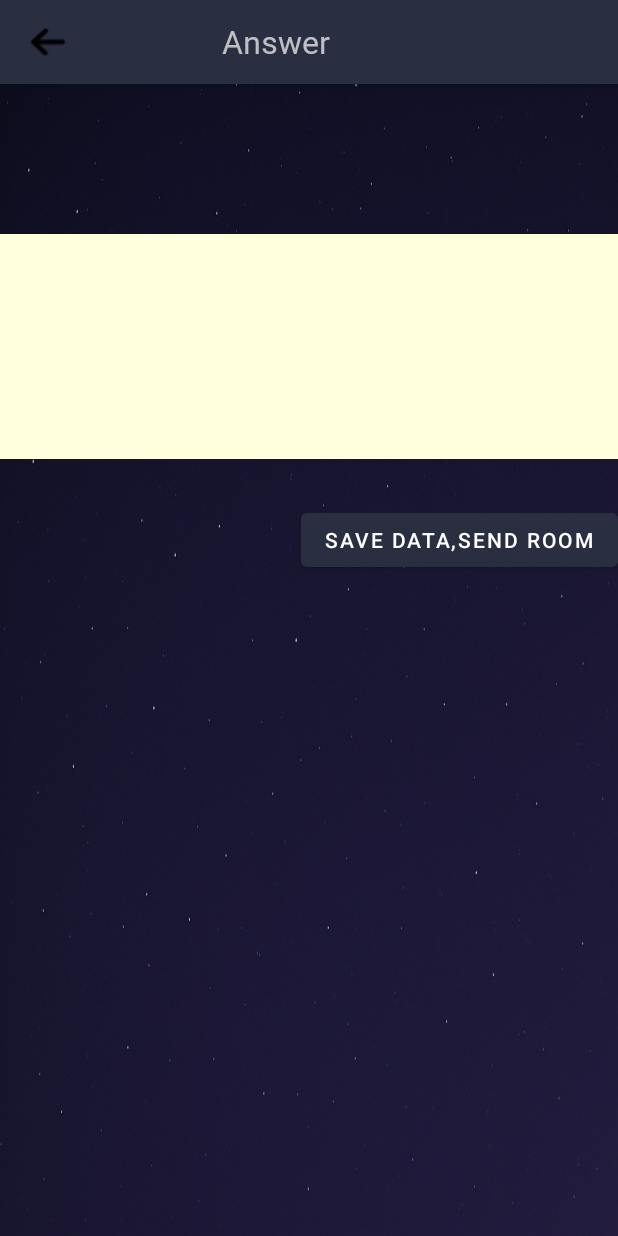
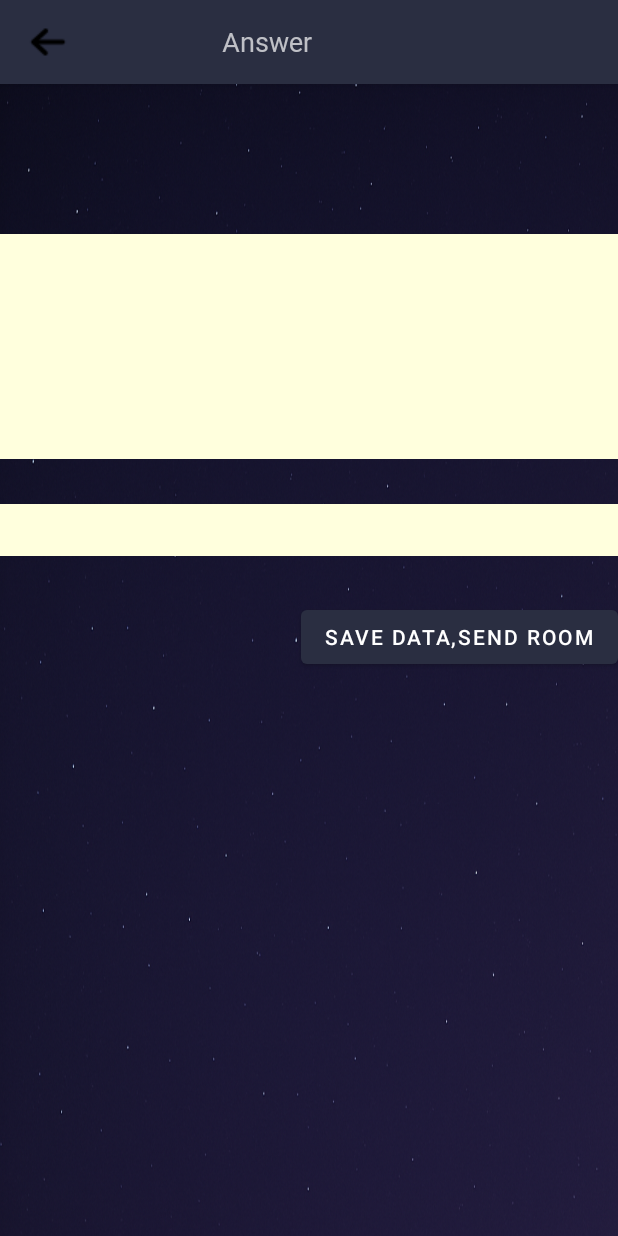
Before and after one commit to 25-Gachon-MobileProgramming/EmoTa-Diary, an Android app: the AnswerActivity screen opened directly, with no data from a screen before it, on a phone screen of 412 x 824 dp. Run offline under Robolectric (Android 15) with nearby library versions, the phone set to English and light mode, and no system bars; our stand-ins replace Room's generated code; Roboto replaces fonts that are not available here; 1 statement that could not run was skipped.

Commit message:
add - taro card logic
taro card에 대한 값을 배열로 taroactivity에 옮겼고, 해당 activity에서 뒷면으로 되어 있는 카드를 누르면 다른 카드들이 투명해지고 숨겨져 있는 button이 활성화 되게 해놨습니다. answeractivity에 뽑은 카드에 대한 제목이 뜨고, gpt로 content emotion taro card 정보를 보냅니다.  emotionactivity에 있던 gpt관련 코드를 taroactivity로 옮겼습니다. emotion에 대한 곳과 user정보까지 같이 보내는거는 수정중입니다.

```diff
--- a/app/src/main/AndroidManifest.xml
+++ b/app/src/main/AndroidManifest.xml
@@ -24,6 +24,7 @@
         <activity android:name=".ui.writePage.DiaryWriteActivity" />
         <activity android:name=".ui.emotion.EmotionSelectActivity" />
         <activity android:name=".ui.answerPage.AnswerActivity" />
+        <activity android:name=".ui.taro.TaroActivity"/>
 
         <activity android:name=".ui.OnBoarding.AvatarActivity" />
         <activity android:name=".ui.OnBoarding.OnBoardingActivity" />
--- a/app/src/main/java/kr/co/gachon/emotion_diary/ui/answerPage/AnswerActivity.java
+++ b/app/src/main/java/kr/co/gachon/emotion_diary/ui/answerPage/AnswerActivity.java
@@ -12,15 +12,12 @@ import android.view.View;
 import android.widget.ImageButton;
 import android.widget.TextView;
 import android.widget.Toast;
-
 import androidx.appcompat.app.ActionBar;
 import androidx.appcompat.app.AppCompatActivity;
-
 import java.text.ParseException;
 import java.text.SimpleDateFormat;
 import java.util.Date;
 import java.util.Locale;
-
 import kr.co.gachon.emotion_diary.MainActivity;
 import kr.co.gachon.emotion_diary.R;
 import kr.co.gachon.emotion_diary.data.Diary;
@@ -45,11 +42,13 @@ public class AnswerActivity extends AppCompatActivity {
         String title = intent.getStringExtra("title");
         String content = intent.getStringExtra("content");
         String emotion = intent.getStringExtra("emotion");
+        String taroCard = intent.getStringExtra("taroCard");
 
         Log.wtf("get2Test", CurrentDate);
         Log.wtf("get2Test", title);
         Log.wtf("get2Test", content);
         Log.wtf("get2Test", emotion);
+        Log.wtf("get2Test", taroCard);
 
         // 바 왼쪽에 imageButton 사용해서 뒤로가기
         ActionBar actionBar = getSupportActionBar();
@@ -65,6 +64,7 @@ public class AnswerActivity extends AppCompatActivity {
                 }
             });
 
+
             // 액션 바 제목 바꾸기
             TextView titleTextView = actionBar.getCustomView().findViewById(R.id.titleTextViewActionBar);
             if (titleTextView != null) {
@@ -72,6 +72,9 @@ public class AnswerActivity extends AppCompatActivity {
             }
 
         }
+
+        TextView TaroCard = findViewById(R.id.taro);
+        TaroCard.setText(taroCard);
 
         // GPT 응답 받기
         String gptReply = intent.getStringExtra("gptReply");
@@ -115,8 +118,8 @@ public class AnswerActivity extends AppCompatActivity {
 
             Toast.makeText(AnswerActivity.this, "Wi-Fi가 연결 않되었습니다", Toast.LENGTH_SHORT).show();
         }
+    }
 
-    }
 
     // wifi 유무 판단 코드
     public static boolean wifiConnected(Context context) {
--- a/app/src/main/java/kr/co/gachon/emotion_diary/ui/writePage/DiaryWriteActivity.java
+++ b/app/src/main/java/kr/co/gachon/emotion_diary/ui/writePage/DiaryWriteActivity.java
@@ -90,8 +90,10 @@ public class DiaryWriteActivity extends AppCompatActivity {
                 String contentText = contentView.getText().toString();
 
                 // 비어 있는지 확인하는 코드
-                if (TextUtils.isEmpty(titleText) || TextUtils.isEmpty(contentText)) {
-                    Toast.makeText(getBaseContext(), "제목이랑 내용 중 1개가 비어있습니다.", Toast.LENGTH_SHORT).show();
+                if (TextUtils.isEmpty(titleText)) {
+                    Toast.makeText(getBaseContext(), "제목이 비어있습니다.", Toast.LENGTH_SHORT).show();
+                } else if (TextUtils.isEmpty(contentText)) {
+                    Toast.makeText(getBaseContext(), "내용이 비어있습니다.", Toast.LENGTH_SHORT).show();
                 } else {
                     Intent intent = new Intent(DiaryWriteActivity.this, EmotionSelectActivity.class);
                     intent.putExtra("date", selectedDate.toString());
--- a/app/src/main/res/layout/activity_diary_answer.xml
+++ b/app/src/main/res/layout/activity_diary_answer.xml
@@ -3,16 +3,27 @@
     android:layout_width="match_parent"
     android:layout_height="match_parent"
     android:background="@drawable/background"
+    android:layout_gravity="center_horizontal"
     android:orientation="vertical">
 
     <TextView
         android:id="@+id/answer"
         android:layout_width="match_parent"
+        android:layout_height="wrap_content"
         android:layout_marginTop="100dp"
-        android:textSize="30dp"
         android:background="#ffd"
-        android:layout_height="150dp"
-        android:text="@string/answer"/>
+        android:minHeight="150dp"
+        android:text="@string/answer"
+        android:textSize="25dp" />
+
+    <TextView
+        android:id="@+id/taro"
+        android:layout_width="match_parent"
+        android:layout_height="wrap_content"
+        android:layout_marginTop="30dp"
+        android:background="#ffd"
+        android:text="@string/Taro"
+        android:textSize="25dp" />
 
     <Button
         android:id="@+id/room_button"
--- a/app/src/main/res/layout/activity_diary_emotion.xml
+++ b/app/src/main/res/layout/activity_diary_emotion.xml
@@ -67,7 +67,8 @@
         android:layout_height="wrap_content"
         android:layout_gravity="end"
         android:layout_marginTop="50dp"
+        android:layout_marginRight="20dp"
         android:fontFamily="@font/font"
-        android:text="emotion select" />
+        android:text="Taro Card" />
 
 </LinearLayout>
--- a/app/src/main/res/layout/custom_back_bar.xml
+++ b/app/src/main/res/layout/custom_back_bar.xml
@@ -19,6 +19,6 @@
         android:layout_gravity="center"
         android:layout_marginStart="100dp"
         android:text="@string/diary_write_title"
-        android:textSize="21sp" />
+        android:textSize="18dp" />
 
 </LinearLayout>
--- a/app/src/main/res/values/strings.xml
+++ b/app/src/main/res/values/strings.xml
@@ -7,4 +7,5 @@
     <string name="answer">Answer</string>
     <string name="diary_write_title">Diary Write</string>
     <string name="current_date">날짜</string>
+    <string name="Taro">타로카드제목</string>
 </resources>
```
Also changed, not shown: app/src/main/java/kr/co/gachon/emotion_diary/ui/emotion/EmotionSelectActivity.java (+7 -64 lines), app/src/main/java/kr/co/gachon/emotion_diary/ui/taro/TaroActivity.java (added, +172 -0 lines), app/src/main/res/layout/activity_diary_taro.xml (added, +70 -0 lines), app/src/main/res/layout/activity_diary_write.xml (+6 -3 lines), app/src/main/res/drawable/card_back.jpg (added).
